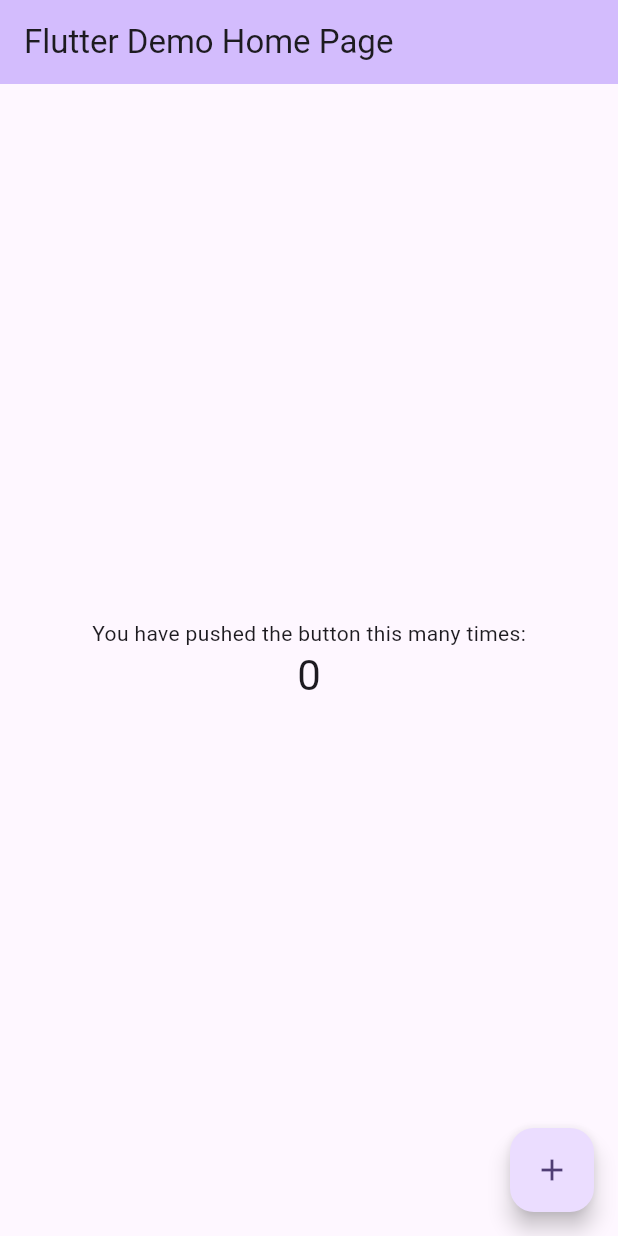
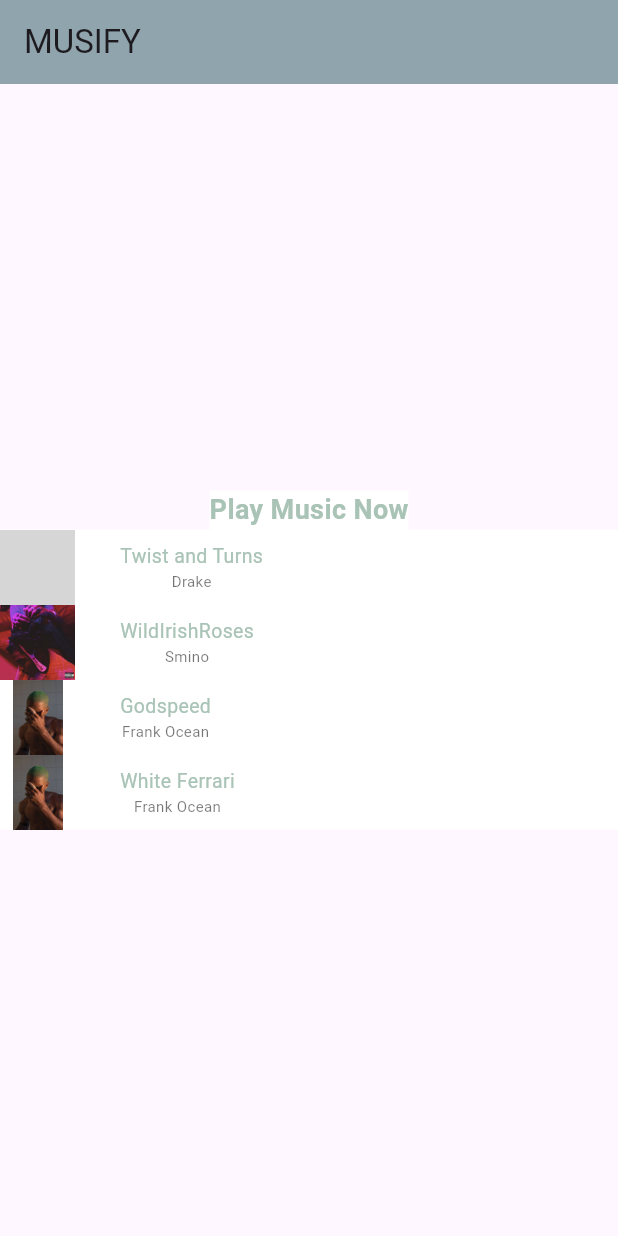
Before and after one commit to PatriciaWW/Musify, a Flutter app: the screen it shows after launch, on a phone screen of 412 x 824 dp. Run offline on Flutter 3.47's test engine with Material 3 defaults, Android fonts, the phone set to English and light mode, and no system bars; grey boxes are pictures that could not be loaded.

Commit message:
First Commit

```diff
--- /dev/null
+++ b/lib/home.dart
@@ -0,0 +1,40 @@
+import 'package:flutter/material.dart';
+import 'package:music_musify/music.dart';
+
+class Home extends StatelessWidget {
+  const Home({super.key});
+
+  @override
+  Widget build(BuildContext context) {
+    return Scaffold(
+      appBar: AppBar(
+        title: const Text('MUSIFY'),
+        backgroundColor: Colors.blueGrey[300],
+
+      ),
+
+      body: Column(
+        crossAxisAlignment: CrossAxisAlignment.start,
+        mainAxisAlignment: MainAxisAlignment.spaceEvenly,
+        children: [
+          Column(
+            children: [
+              Container(
+                color: Colors.white,
+                child:const Text(
+                  'Play Music Now',
+                  style:TextStyle(color: Color(0xFFA9C3B6), fontSize: 18, fontWeight: FontWeight.bold ) ,)
+              ),
+              Container(
+                color: Colors.white,
+                child: const Music(),
+              )
+            ],
+          )
+
+        ],
+      ),
+
+    );
+  }
+}
--- a/lib/main.dart
+++ b/lib/main.dart
@@ -1,125 +1,11 @@
 import 'package:flutter/material.dart';
+import 'package:music_musify/home.dart';
+import 'package:music_musify/music.dart';
+import 'package:music_musify/home.dart';
 
 void main() {
-  runApp(const MyApp());
+  runApp( MaterialApp(
+    home:Home()
+  )
+  );
 }
-
-class MyApp extends StatelessWidget {
-  const MyApp({super.key});
-
-  // This widget is the root of your application.
-  @override
-  Widget build(BuildContext context) {
-    return MaterialApp(
-      title: 'Flutter Demo',
-      theme: ThemeData(
-        // This is the theme of your application.
-        //
-        // TRY THIS: Try running your application with "flutter run". You'll see
-        // the application has a purple toolbar. Then, without quitting the app,
-        // try changing the seedColor in the colorScheme below to Colors.green
-        // and then invoke "hot reload" (save your changes or press the "hot
-        // reload" button in a Flutter-supported IDE, or press "r" if you used
-        // the command line to start the app).
-        //
-        // Notice that the counter didn't reset back to zero; the application
-        // state is not lost during the reload. To reset the state, use hot
-        // restart instead.
-        //
-        // This works for code too, not just values: Most code changes can be
-        // tested with just a hot reload.
-        colorScheme: ColorScheme.fromSeed(seedColor: Colors.deepPurple),
-        useMaterial3: true,
-      ),
-      home: const MyHomePage(title: 'Flutter Demo Home Page'),
-    );
-  }
-}
-
-class MyHomePage extends StatefulWidget {
-  const MyHomePage({super.key, required this.title});
-
-  // This widget is the home page of your application. It is stateful, meaning
-  // that it has a State object (defined below) that contains fields that affect
-  // how it looks.
-
-  // This class is the configuration for the state. It holds the values (in this
-  // case the title) provided by the parent (in this case the App widget) and
-  // used by the build method of the State. Fields in a Widget subclass are
-  // always marked "final".
-
-  final String title;
-
-  @override
-  State<MyHomePage> createState() => _MyHomePageState();
-}
-
-class _MyHomePageState extends State<MyHomePage> {
-  int _counter = 0;
-
-  void _incrementCounter() {
-    setState(() {
-      // This call to setState tells the Flutter framework that something has
-      // changed in this State, which causes it to rerun the build method below
-      // so that the display can reflect the updated values. If we changed
-      // _counter without calling setState(), then the build method would not be
-      // called again, and so nothing would appear to happen.
-      _counter++;
-    });
-  }
-
-  @override
-  Widget build(BuildContext context) {
-    // This method is rerun every time setState is called, for instance as done
-    // by the _incrementCounter method above.
-    //
-    // The Flutter framework has been optimized to make rerunning build methods
-    // fast, so that you can just rebuild anything that needs updating rather
-    // than having to individually change instances of widgets.
-    return Scaffold(
-      appBar: AppBar(
-        // TRY THIS: Try changing the color here to a specific color (to
-        // Colors.amber, perhaps?) and trigger a hot reload to see the AppBar
-        // change color while the other colors stay the same.
-        backgroundColor: Theme.of(context).colorScheme.inversePrimary,
-        // Here we take the value from the MyHomePage object that was created by
-        // the App.build method, and use it to set our appbar title.
-        title: Text(widget.title),
-      ),
-      body: Center(
-        // Center is a layout widget. It takes a single child and positions it
-        // in the middle of the parent.
-        child: Column(
-          // Column is also a layout widget. It takes a list of children and
-          // arranges them vertically. By default, it sizes itself to fit its
-          // children horizontally, and tries to be as tall as its parent.
-          //
-          // Column has various properties to control how it sizes itself and
-          // how it positions its children. Here we use mainAxisAlignment to
-          // center the children vertically; the main axis here is the vertical
-          // axis because Columns are vertical (the cross axis would be
-          // horizontal).
-          //
-          // TRY THIS: Invoke "debug painting" (choose the "Toggle Debug Paint"
-          // action in the IDE, or press "p" in the console), to see the
-          // wireframe for each widget.
-          mainAxisAlignment: MainAxisAlignment.center,
-          children: <Widget>[
-            const Text(
-              'You have pushed the button this many times:',
-            ),
-            Text(
-              '$_counter',
-              style: Theme.of(context).textTheme.headlineMedium,
-            ),
-          ],
-        ),
-      ),
-      floatingActionButton: FloatingActionButton(
-        onPressed: _incrementCounter,
-        tooltip: 'Increment',
-        child: const Icon(Icons.add),
-      ), // This trailing comma makes auto-formatting nicer for build methods.
-    );
-  }
-}
--- /dev/null
+++ b/lib/music.dart
@@ -0,0 +1,81 @@
+import 'package:flutter/material.dart';
+
+class Music extends StatelessWidget {
+  const Music({super.key});
+
+  @override
+  Widget build(BuildContext context) {
+    return Column(
+      children: [
+        Row(
+          children: [
+            Image.asset('assets/images/twist.avif',
+            width: 50,
+            height: 50,),
+            const SizedBox(width:30),
+            const Column(
+              children: [
+                Text('Twist and Turns',
+                  style: TextStyle(color: Color(0xFFA9C3B6), fontSize: 13,),
+                ),
+                Text('Drake', style: TextStyle(color: Colors.black54,fontSize: 10),)
+              ],
+            ),
+
+          ],
+        ),
+        Row(
+          children: [
+            Image.asset('assets/images/wildIrish.jpeg',
+              width: 50,
+              height: 50,),
+            const SizedBox(width:30),
+            const Column(
+              children: [
+                Text('WildIrishRoses',
+                  style: TextStyle(color: Color(0xFFA9C3B6), fontSize: 13,),
+                ),
+                Text('Smino', style: TextStyle(color: Colors.black54,fontSize: 10),)
+              ],
+            ),
+
+          ],
+        ),
+        Row(
+          children: [
+            Image.asset('assets/images/blondecover.webp',
+              width: 50,
+              height: 50,),
+            const SizedBox(width:30),
+            const Column(
+              children: [
+                Text('Godspeed',
+                  style: TextStyle(color: Color(0xFFA9C3B6), fontSize: 13,),
+                ),
+                Text('Frank Ocean', style: TextStyle(color: Colors.black54,fontSize: 10),)
+              ],
+            ),
+
+          ],
+        ),
+        Row(
+          children: [
+            Image.asset('assets/images/blondecover.webp',
+              width: 50,
+              height: 50,),
+            const SizedBox(width:30),
+            const Column(
+              children: [
+                Text('White Ferrari',
+                  style: TextStyle(color: Color(0xFFA9C3B6), fontSize: 13,),
+                ),
+                Text('Frank Ocean', style: TextStyle(color: Colors.black54,fontSize: 10),)
+              ],
+            ),
+
+          ],
+        ),
+      ],
+    );
+  }
+}
--- /dev/null
+++ b/lib/playerpage.dart
@@ -0,0 +1,44 @@
+import 'package:flutter/material.dart';
+
+class MusicPlayerScreen extends StatelessWidget {
+  @override
+  Widget build(BuildContext context) {
+    return Scaffold(
+      appBar: AppBar(
+        title: const Text('Music Player'),
+        backgroundColor: Colors.blueGrey[300],
+      ),
+      body: Column(
+        mainAxisAlignment: MainAxisAlignment.center,
+        crossAxisAlignment: CrossAxisAlignment.center,
+        children: [
+          Image.asset('assets/album_art.jpg',width: 100,height: 100,),
+          const SizedBox(height: 20),
+          const Text(
+            'Song Title',
+            style: TextStyle(color: Color(0xFFA9C3B6), fontSize: 20,fontWeight: FontWeight.bold),
+          ),
+          const Text('Artist Name'),
+          const SizedBox(height: 20),
+          Row(
+            mainAxisAlignment: MainAxisAlignment.center,
+            children: [
+              IconButton(
+                icon: Icon(Icons.skip_previous),
+                onPressed: () {},
+              ),
+              IconButton(
+                icon: Icon(Icons.play_arrow),
+                onPressed: () {},
+              ),
+              IconButton(
+                icon: const Icon(Icons.skip_next),
+                onPressed: () {},
+              ),
+            ],
+          ),
+        ],
+      ),
+    );
+  }
+}
```
Also changed, not shown: pubspec.yaml (+9 -4 lines), assets/images/blondecover.webp (added), assets/images/wildIrish.jpeg (added), 5 other files.
